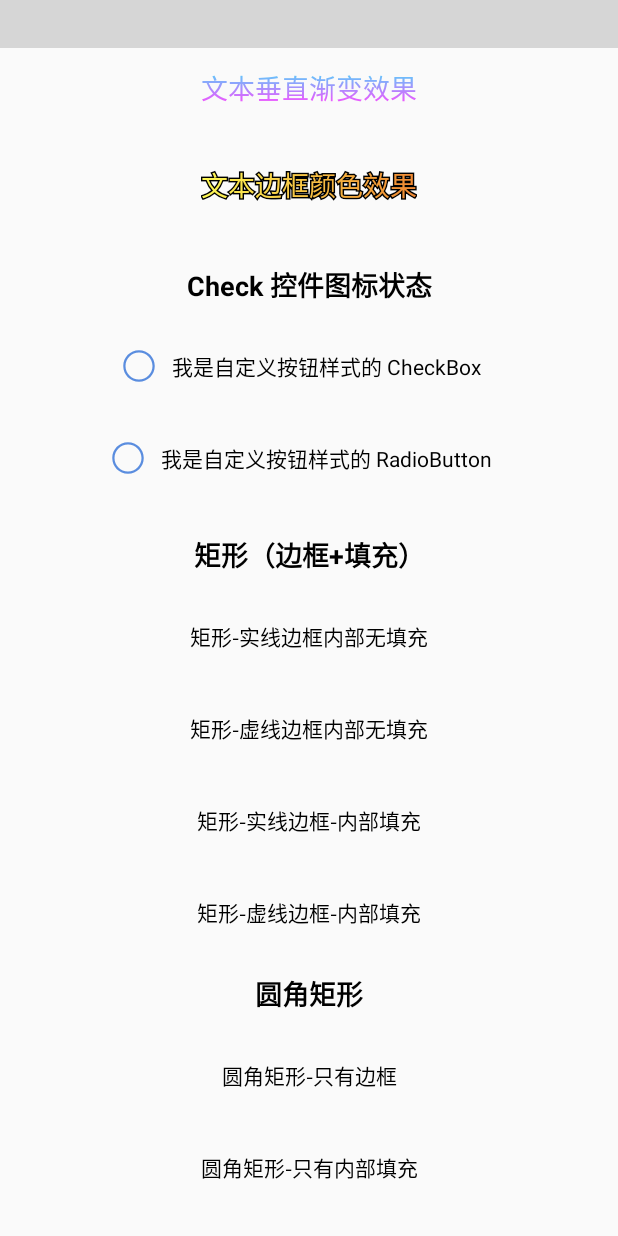
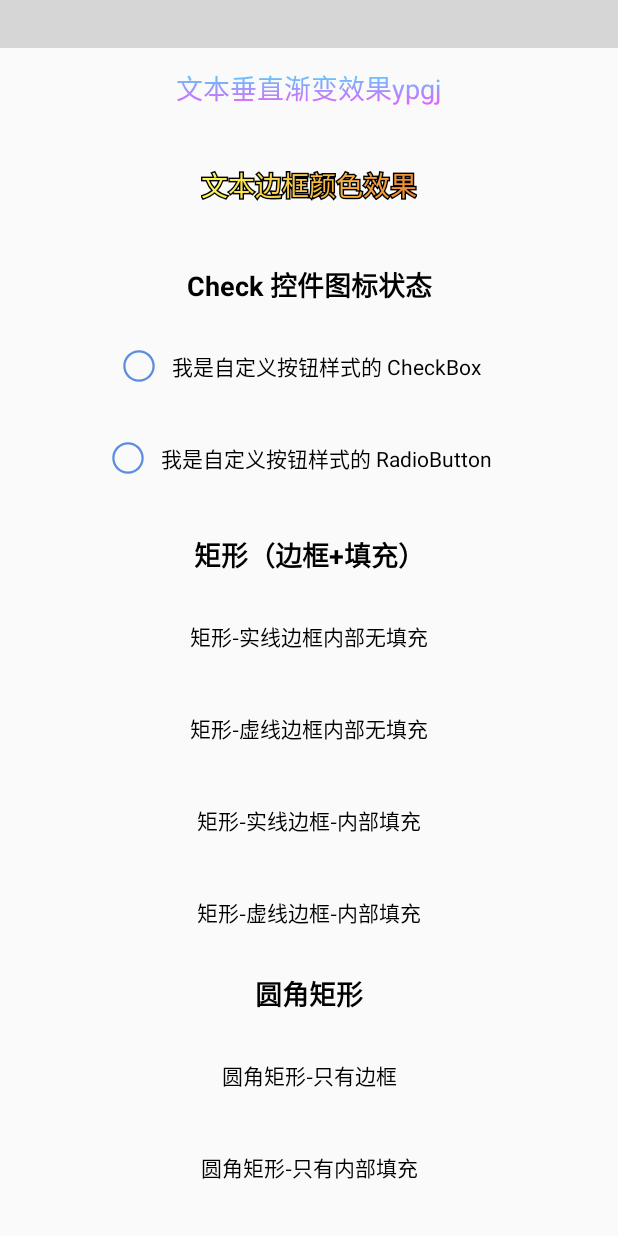
Before and after one commit to getActivity/ShapeView, an Android app: the screen it shows after launch (MainActivity), scrolled down 1662 dp, on a phone screen of 412 x 824 dp. Run offline under Robolectric (Android 15) with nearby library versions, the phone set to English and light mode, and no system bars; plain views replace TitleBar; 17 statements that could not run were skipped; grey boxes are pictures that could not be loaded.

Commit message:
修复文字渐变色在某些字母（ypgj）底部显示不正常的问题

```diff
--- a/app/src/main/res/layout/activity_main.xml
+++ b/app/src/main/res/layout/activity_main.xml
@@ -384,7 +384,7 @@
                 android:layout_margin="10dp"
                 android:gravity="center"
                 android:padding="10dp"
-                android:text="文本垂直渐变效果"
+                android:text="文本垂直渐变效果ypgj"
                 android:textSize="18sp"
                 app:shape_textEndColor="#ED58FF"
                 app:shape_textGradientOrientation="vertical"
--- a/library/src/main/java/com/hjq/shape/span/LinearGradientFontSpan.java
+++ b/library/src/main/java/com/hjq/shape/span/LinearGradientFontSpan.java
@@ -3,6 +3,7 @@ package com.hjq.shape.span;
 import android.graphics.Canvas;
 import android.graphics.LinearGradient;
 import android.graphics.Paint;
+import android.graphics.Paint.FontMetricsInt;
 import android.graphics.Shader;
 import android.support.annotation.NonNull;
 import android.text.SpannableStringBuilder;
@@ -58,8 +59,9 @@ public class LinearGradientFontSpan extends CommonFontSpan {
                                 int start, int end, float x, int top, int y, int bottom) {
         LinearGradient linearGradient;
         if (mTextGradientOrientation == GRADIENT_ORIENTATION_VERTICAL) {
-            linearGradient = new LinearGradient(0, 0, 0, paint.descent() - paint.ascent(),
-                    mTextGradientColor, mTextGradientPositions, Shader.TileMode.REPEAT);
+            FontMetricsInt fontMetrics = paint.getFontMetricsInt();
+            linearGradient = new LinearGradient(0, 0, 0, fontMetrics.bottom - fontMetrics.top,
+                mTextGradientColor, mTextGradientPositions, Shader.TileMode.MIRROR);
         } else {
             linearGradient = new LinearGradient(x, 0, x + textWidth, 0,
                     mTextGradientColor, mTextGradientPositions, Shader.TileMode.REPEAT);
```
